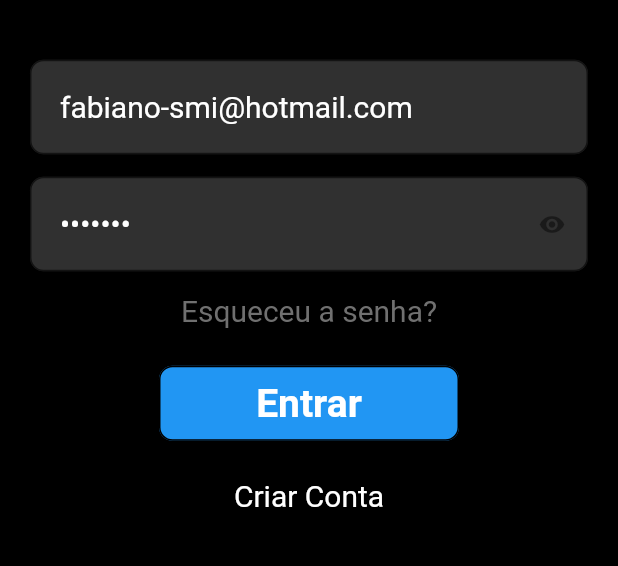
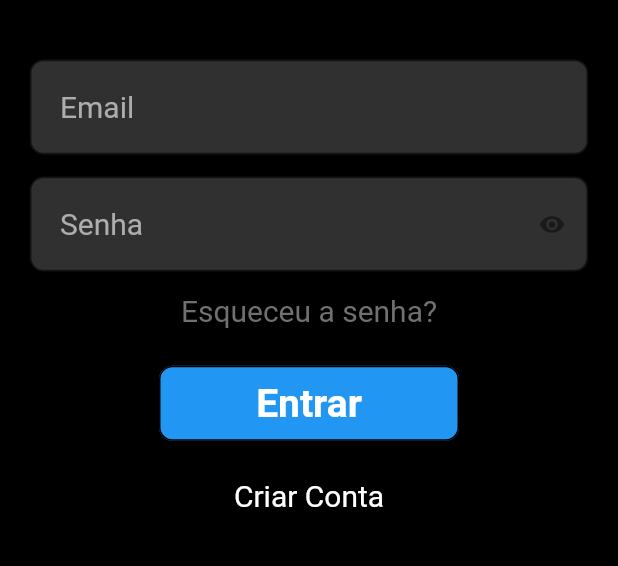
Before and after one commit to FabianoMassignani/TaskVerse, a Flutter app: the screen it shows after launch, on a phone screen of 412 x 824 dp, the part 406-972 px from its top. Run offline on Flutter 3.47's test engine with Material 2 defaults, Android fonts, the phone set to English and light mode, and no system bars; our stand-ins replace cloud_firestore, date_format, firebase_auth, firebase_core, flutter_local_notifications, form_field_validator and 3 more; accounts and stored records are empty.

Commit message:
#3 - ajustes

```diff
--- a/lib/presentation/authentication/Login_Widget.dart
+++ b/lib/presentation/authentication/Login_Widget.dart
@@ -19,11 +19,9 @@ class LogIn extends StatefulWidget {
 class _LogInState extends State<LogIn> {
   final AuthController authController = Get.find();
 
-  final emailController =
-      TextEditingController(text: "fabiano-smi@hotmail.com");
+  final emailController = TextEditingController(text: "");
 
-  // TextEditingController passwordController = TextEditingController();
-  final passwordController = TextEditingController(text: "fabiano");
+  TextEditingController passwordController = TextEditingController();
 
   GlobalKey<FormState> formkey = GlobalKey<FormState>();
 
--- a/lib/utils/global.dart
+++ b/lib/utils/global.dart
@@ -162,7 +162,7 @@ InputDecoration nameDecoration = InputDecoration(
         color: Colors.transparent,
       ),
     ),
-    hintText: 'Name',
+    hintText: 'Nome',
     hintStyle: hintTextStyle);
 
 InputDecoration passwordDecoracao(passwordVisible, VoidCallback onPressed) =>
@@ -188,7 +188,7 @@ InputDecoration passwordDecoracao(passwordVisible, VoidCallback onPressed) =>
             color: Colors.transparent,
           ),
         ),
-        hintText: 'password',
+        hintText: 'Senha',
         suffixIcon: IconButton(
             splashColor: Colors.transparent,
             icon:
--- a/lib/utils/validators.dart
+++ b/lib/utils/validators.dart
@@ -2,22 +2,23 @@ import 'package:form_field_validator/form_field_validator.dart';
 
 class Validator {
   static MultiValidator nameValidator = MultiValidator([
-    RequiredValidator(errorText: "* Required"),
+    RequiredValidator(errorText: "* Campo obrigatório"),
   ]);
 
   static MultiValidator emailValidator = MultiValidator([
-    RequiredValidator(errorText: "* Required"),
-    EmailValidator(errorText: "Enter valid email id"),
+    RequiredValidator(errorText: "* Campo obrigatório"),
+    EmailValidator(errorText: "Digite um email válido"),
   ]);
 
   static MultiValidator passwordValidator = MultiValidator([
     MinLengthValidator(6,
-        errorText: "Password should be greater than 6 characters"),
-    RequiredValidator(errorText: "* Required"),
+        errorText: "A senha deve ter pelo menos 6 caracteres"),
+    RequiredValidator(errorText: "* Campo obrigatório"),
     MaxLengthValidator(15,
-        errorText: "Password should not be greater than 15 characters")
+        errorText: "A senha não pode ter mais de 15 caracteres")
   ]);
 
-  static MultiValidator titleValidator =
-      MultiValidator([RequiredValidator(errorText: "Please enter some text")]);
+  static MultiValidator titleValidator = MultiValidator([
+    RequiredValidator(errorText: "Por favor, insira algum texto"),
+  ]);
 }
```
